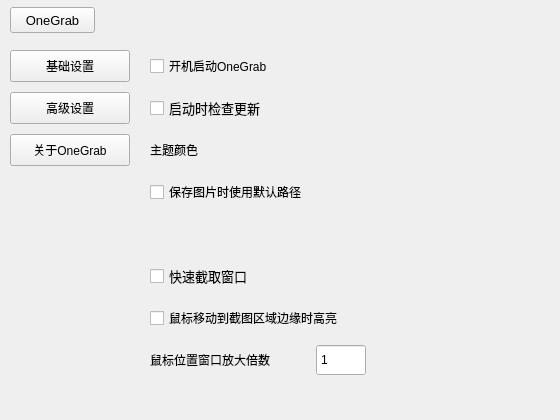
First picture: the form in OneGrab/src/SettingDialog.ui, repository whdicu/OneGrab, before the edit.
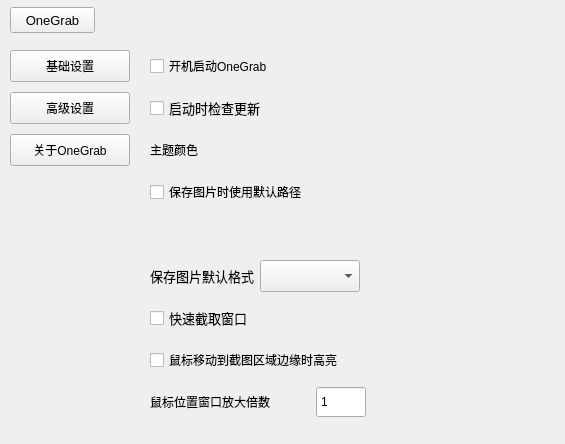
Second picture: the form after the edit. Icons and pictures are not drawn. Custom widgets are drawn as their Qt base class.

Commit message: 1.保存图片支持选择格式

Patch:
```diff
--- a/OneGrab/src/SettingDialog.ui
+++ b/OneGrab/src/SettingDialog.ui
@@ -6,8 +6,8 @@
    <rect>
     <x>0</x>
     <y>0</y>
-    <width>560</width>
-    <height>420</height>
+    <width>565</width>
+    <height>444</height>
    </rect>
   </property>
   <property name="windowTitle">
@@ -615,6 +615,76 @@
             </property>
            </widget>
           </item>
+          <item>
+           <layout class="QHBoxLayout" name="horizontalLayout_8">
+            <property name="topMargin">
+             <number>0</number>
+            </property>
+            <item>
+             <widget class="QLabel" name="label_3">
+              <property name="minimumSize">
+               <size>
+                <width>0</width>
+                <height>32</height>
+               </size>
+              </property>
+              <property name="maximumSize">
+               <size>
+                <width>16777215</width>
+                <height>32</height>
+               </size>
+              </property>
+              <property name="font">
+               <font>
+                <family>Microsoft YaHei UI</family>
+                <pointsize>10</pointsize>
+               </font>
+              </property>
+              <property name="text">
+               <string>保存图片默认格式</string>
+              </property>
+             </widget>
+            </item>
+            <item>
+             <widget class="QComboBox" name="cmb_img_type">
+              <property name="minimumSize">
+               <size>
+                <width>100</width>
+                <height>32</height>
+               </size>
+              </property>
+              <property name="maximumSize">
+               <size>
+                <width>100</width>
+                <height>32</height>
+               </size>
+              </property>
+              <property name="font">
+               <font>
+                <family>Microsoft YaHei UI</family>
+                <pointsize>10</pointsize>
+               </font>
+              </property>
+              <property name="cursor">
+               <cursorShape>PointingHandCursor</cursorShape>
+              </property>
+             </widget>
+            </item>
+            <item>
+             <spacer name="horizontalSpacer_5">
+              <property name="orientation">
+               <enum>Qt::Horizontal</enum>
+              </property>
+              <property name="sizeHint" stdset="0">
+               <size>
+                <width>40</width>
+                <height>20</height>
+               </size>
+              </property>
+             </spacer>
+            </item>
+           </layout>
+          </item>
           <item>
            <widget class="QCheckBox" name="cb_auto_grab_window">
             <property name="minimumSize">
```
Left out of the diff: 17 changed lines with no effect on the pictures. The commit also changes 5 other files.
